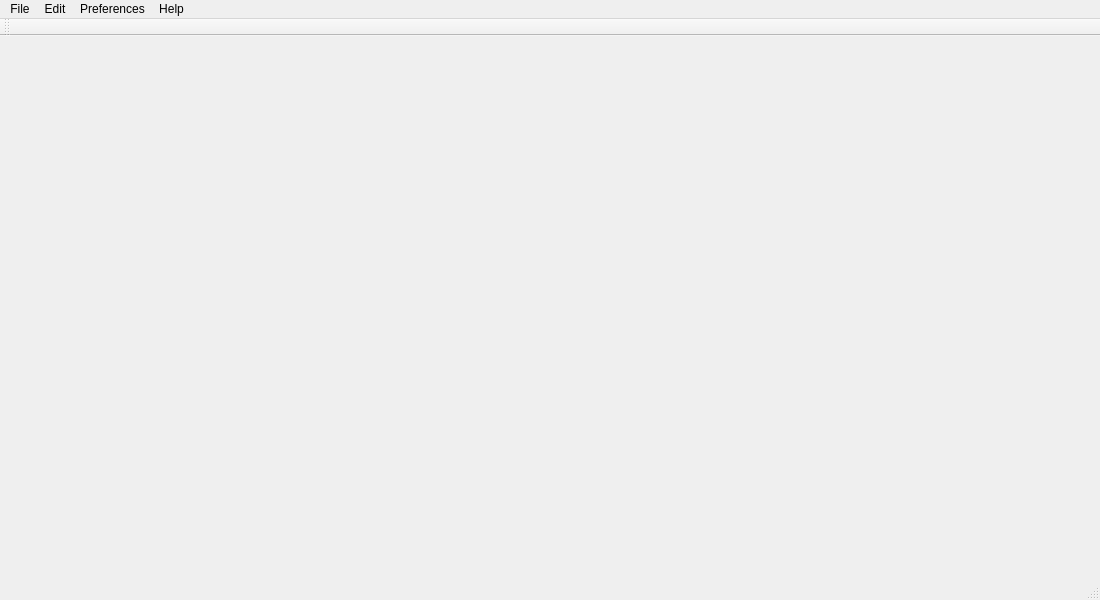
Before: the Qt Designer form mainwindow.ui in ic005k/Xplist, drawn with Qt 5.
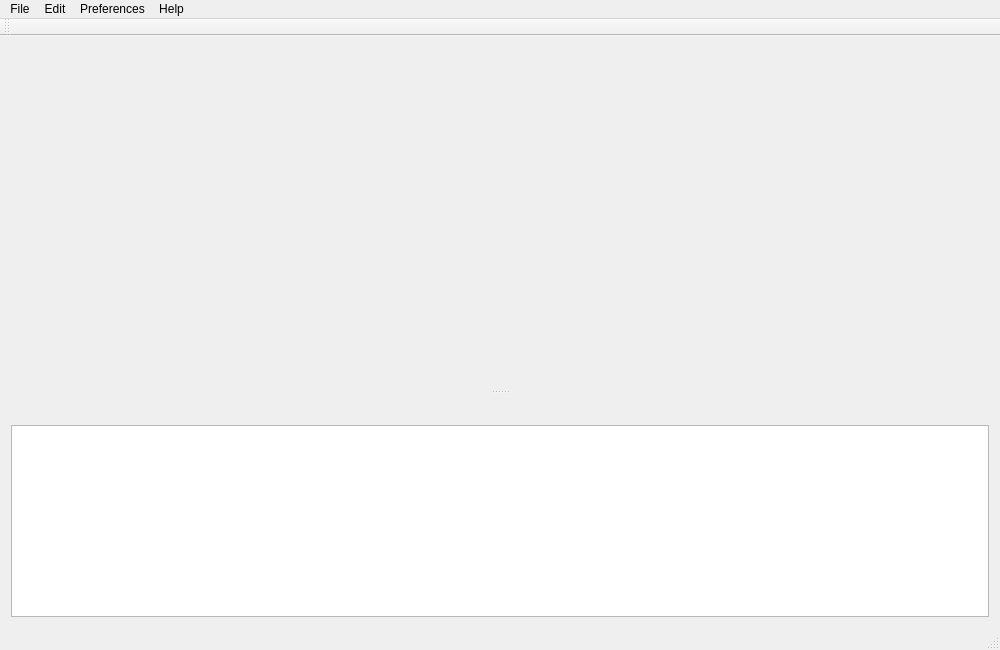
After: the same form once the commit is applied. Icons and pictures are not drawn.

```diff
--- a/mainwindow.ui
+++ b/mainwindow.ui
@@ -6,14 +6,14 @@
    <rect>
     <x>0</x>
     <y>0</y>
-    <width>1100</width>
-    <height>600</height>
+    <width>1000</width>
+    <height>650</height>
    </rect>
   </property>
   <property name="minimumSize">
    <size>
     <width>0</width>
-    <height>400</height>
+    <height>0</height>
    </size>
   </property>
   <property name="acceptDrops">
@@ -50,7 +50,7 @@
     <rect>
      <x>0</x>
      <y>0</y>
-     <width>1100</width>
+     <width>1000</width>
      <height>24</height>
     </rect>
    </property>
@@ -142,6 +142,27 @@
     <bool>false</bool>
    </attribute>
   </widget>
+  <widget class="QDockWidget" name="dockWidget">
+   <property name="minimumSize">
+    <size>
+     <width>95</width>
+     <height>100</height>
+    </size>
+   </property>
+   <property name="features">
+    <set>QDockWidget::NoDockWidgetFeatures</set>
+   </property>
+   <attribute name="dockWidgetArea">
+    <number>8</number>
+   </attribute>
+   <widget class="QWidget" name="dockWidgetContents">
+    <layout class="QGridLayout" name="gridLayout_2">
+     <item row="0" column="0">
+      <widget class="QTextEdit" name="textEdit"/>
+     </item>
+    </layout>
+   </widget>
+  </widget>
   <action name="actionAdd">
    <property name="icon">
     <iconset>
```
